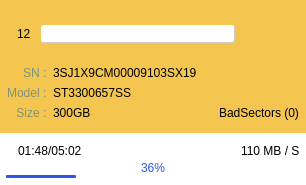
pastoria/hdses, file untitled/panelwidget.ui: the form before one commit.
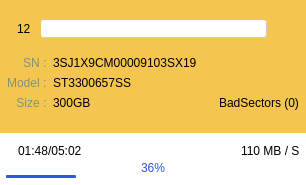
The form after the commit. Icons and pictures are not drawn.

Commit message: develop panel widget status

Diff of the .ui file:
```diff
--- a/untitled/panelwidget.ui
+++ b/untitled/panelwidget.ui
@@ -101,10 +101,13 @@
            <number>0</number>
           </property>
           <item>
-           <layout class="QHBoxLayout" name="horizontalLayout_2" stretch="0,0,3,0,1">
+           <layout class="QHBoxLayout" name="horizontalLayout_2" stretch="0,0,3,0,0">
             <property name="leftMargin">
              <number>15</number>
             </property>
+            <property name="rightMargin">
+             <number>0</number>
+            </property>
             <item>
              <widget class="QLabel" name="label_number">
               <property name="minimumSize">
@@ -222,15 +225,16 @@
              </spacer>
             </item>
             <item>
-             <widget class="QLabel" name="label_icon">
-              <property name="maximumSize">
-               <size>
-                <width>16777215</width>
-                <height>50</height>
-               </size>
+             <widget class="QPushButton" name="pushButton">
+              <property name="styleSheet">
+               <string notr="true">border: none;</string>
               </property>
-              <property name="text">
-               <string/>
+              <property name="icon">
+               <iconset resource="resource.qrc">
+                <normaloff>:/images/StopTask_White.svg</normaloff>:/images/StopTask_White.svg</iconset>
+              </property>
+              <property name="flat">
+               <bool>true</bool>
               </property>
              </widget>
             </item>
```
The commit also changes 4 other files.
